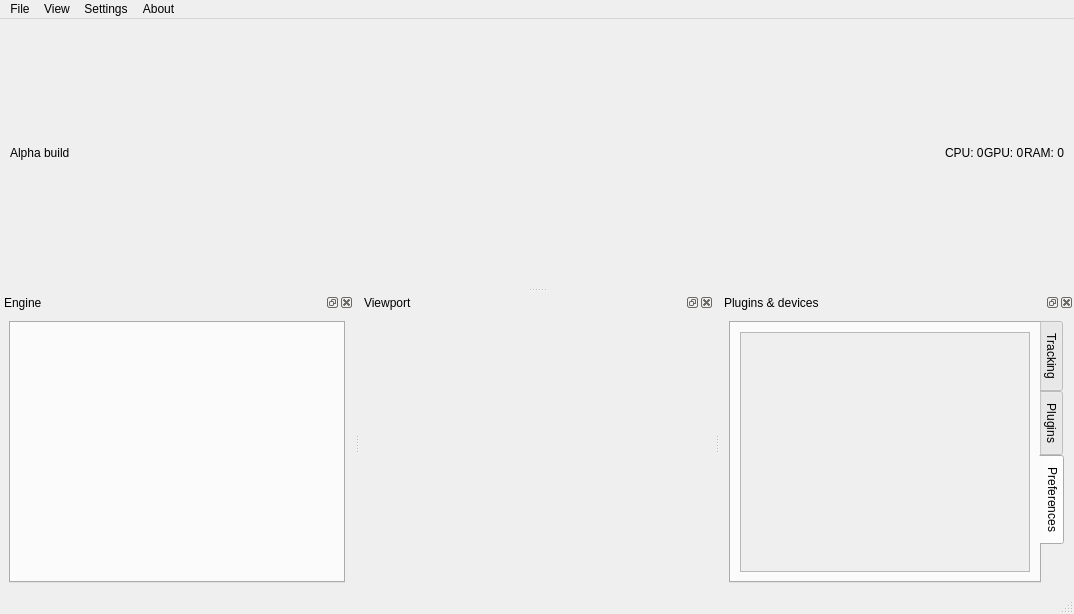
Before: the Qt Designer form ui/mainwindow.ui in SpaceBirbMan/RCubiqStudio, drawn with Qt 5.
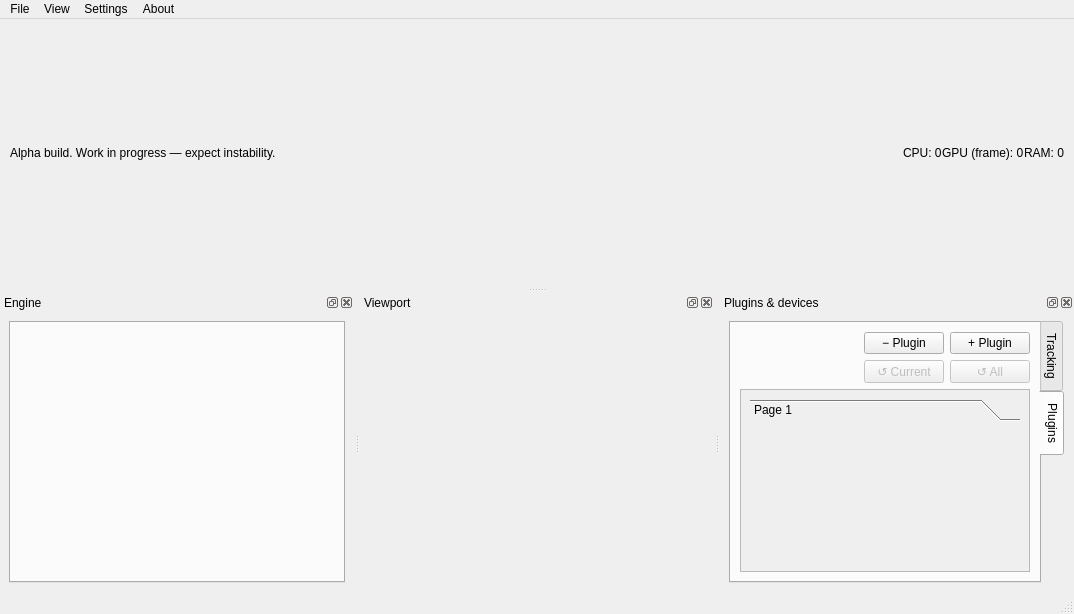
After: the same form once the commit is applied. The open tabs and pages were chosen to show the change. Icons and pictures are not drawn.

What changed in the file:
```diff
--- a/ui/mainwindow.ui
+++ b/ui/mainwindow.ui
@@ -62,7 +62,7 @@
          </size>
         </property>
         <property name="text">
-         <string>Alpha build</string>
+         <string>Alpha build. Work in progress — expect instability.</string>
         </property>
        </widget>
       </item>
@@ -89,7 +89,7 @@
       <item>
        <widget class="QLabel" name="gpu_label">
         <property name="text">
-         <string>GPU: 0</string>
+         <string>GPU (frame): 0</string>
         </property>
        </widget>
       </item>
@@ -387,7 +387,7 @@
               <x>0</x>
               <y>0</y>
               <width>280</width>
-              <height>393</height>
+              <height>173</height>
              </rect>
             </property>
             <layout class="QVBoxLayout" name="verticalLayout_8">
@@ -417,37 +417,6 @@
          </item>
         </layout>
        </widget>
-       <widget class="QWidget" name="preferencesTab">
-        <attribute name="title">
-         <string>Preferences</string>
-        </attribute>
-        <layout class="QVBoxLayout" name="verticalLayout_5">
-         <item>
-          <widget class="QScrollArea" name="scrollArea">
-           <property name="widgetResizable">
-            <bool>true</bool>
-           </property>
-           <widget class="QWidget" name="scrollAreaWidgetContents_2">
-            <property name="geometry">
-             <rect>
-              <x>0</x>
-              <y>0</y>
-              <width>280</width>
-              <height>469</height>
-             </rect>
-            </property>
-            <property name="sizePolicy">
-             <sizepolicy hsizetype="Ignored" vsizetype="Preferred">
-              <horstretch>0</horstretch>
-              <verstretch>0</verstretch>
-             </sizepolicy>
-            </property>
-            <layout class="QVBoxLayout" name="verticalLayout_6"/>
-           </widget>
-          </widget>
-         </item>
-        </layout>
-       </widget>
       </widget>
      </item>
     </layout>
```
Left out of the diff: 34 changed lines with no effect on the pictures.
